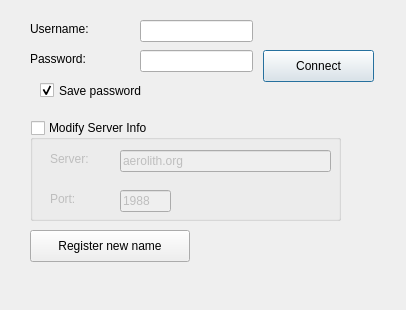
Old version of the form trunk/client/src/loginForm.ui in the repository domino14/aerolithdesktop.
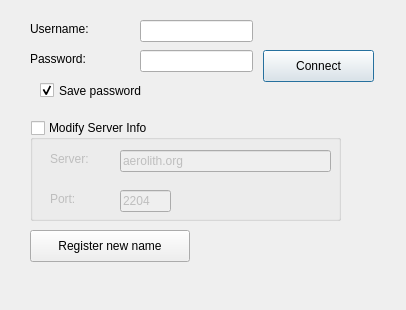
New version of the form.

```diff
--- a/trunk/client/src/loginForm.ui
+++ b/trunk/client/src/loginForm.ui
@@ -146,7 +146,7 @@
        </rect>
       </property>
       <property name="text" >
-       <string>1988</string>
+       <string>2204</string>
       </property>
       <property name="maxLength" >
        <number>5</number>
```
